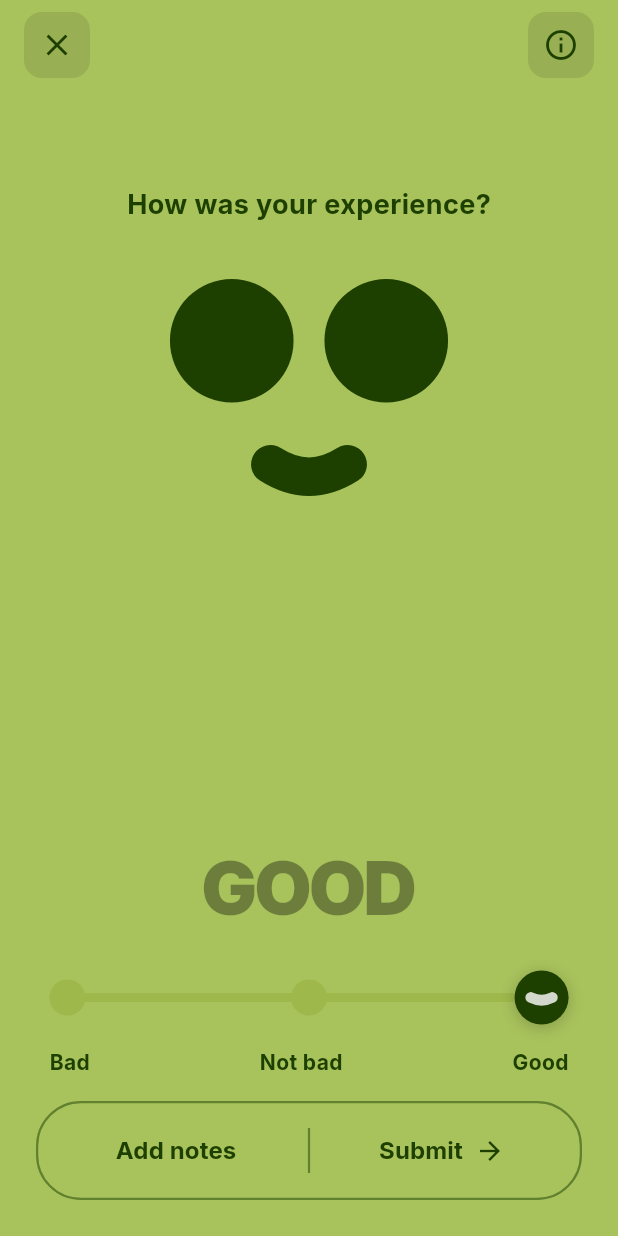
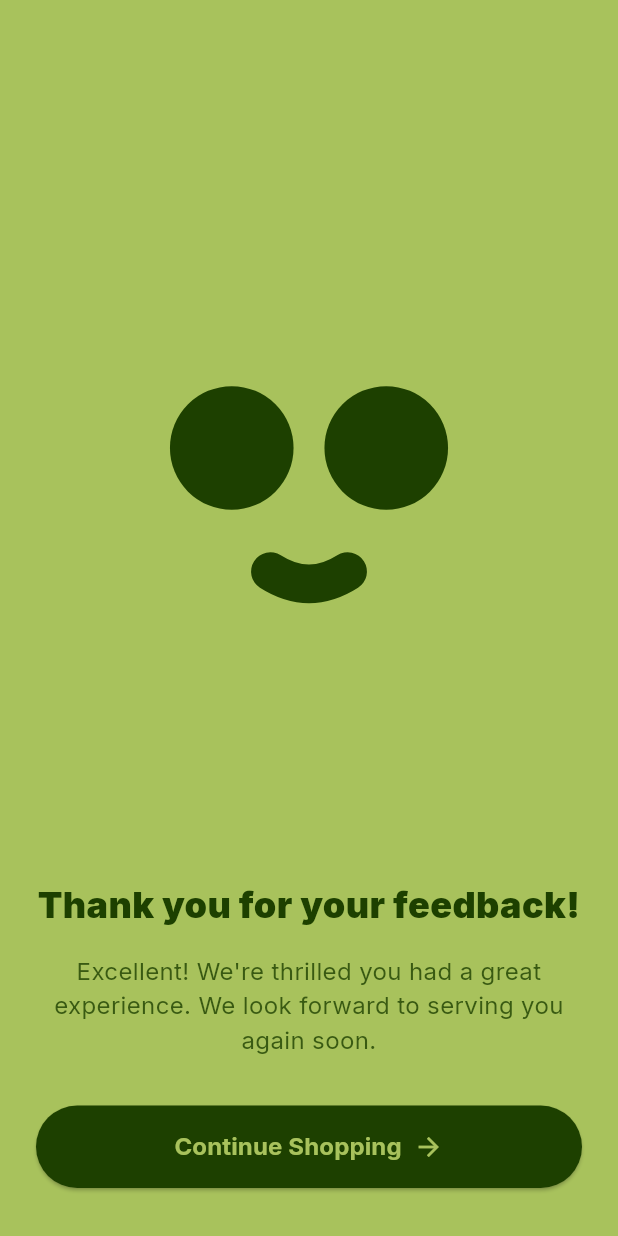
Before and after one commit to Ionic-Errrrs-Code/animated-app-rating-screen, a Flutter app: the screen it shows after launch, after a tap on "Submit", on a phone screen of 412 x 824 dp. Run offline on Flutter 3.47's test engine with Material 3 defaults, Android fonts, the phone set to English and light mode, and no system bars; drawn by our look-alikes of flutter_animate; our stand-ins replace google_fonts.

Commit message:
Add feedback messages and thank you screen for user experience ratings

```diff
--- a/lib/models/experience.dart
+++ b/lib/models/experience.dart
@@ -48,4 +48,15 @@ enum Experience {
         return 'GOOD';
     }
   }
+
+  String get feedbackMessage {
+    switch (this) {
+      case Experience.bad:
+        return "We're sorry to hear about your experience. We're constantly working to improve and appreciate your feedback.";
+      case Experience.notBad:
+        return "Thanks for your feedback! We're always looking for ways to make our service even better.";
+      case Experience.good:
+        return "Excellent! We're thrilled you had a great experience. We look forward to serving you again soon.";
+    }
+  }
 }
--- a/lib/screens/rate_experience_screen.dart
+++ b/lib/screens/rate_experience_screen.dart
@@ -1,13 +1,17 @@
+// lib/screens/rate_experience_screen.dart
+
 import 'package:flutter/material.dart';
+import 'package:flutter_animate/flutter_animate.dart';
+import 'package:google_fonts/google_fonts.dart';
 import '../models/experience.dart';
 import '../widgets/action_buttons.dart';
 import '../widgets/animated_face.dart';
 import '../widgets/animated_text_display.dart';
 import '../widgets/experience_slider.dart';
 import '../widgets/note_input_view.dart';
-import 'package:flutter_animate/flutter_animate.dart';
+import 'thank_you_screen.dart'; // Import the new screen
 
-enum ViewState { rating, note }
+enum ViewState { rating, note, submitted }
 
 class RateExperienceScreen extends StatefulWidget {
   const RateExperienceScreen({super.key});
@@ -20,6 +24,7 @@ class _RateExperienceScreenState extends State<RateExperienceScreen> {
   final ValueNotifier<double> _percentage = ValueNotifier<double>(1.0);
   ViewState _viewState = ViewState.rating;
   final FocusNode _noteFocusNode = FocusNode();
+  Experience _submittedExperience = Experience.good;
 
   @override
   void initState() {
@@ -43,11 +48,35 @@ class _RateExperienceScreenState extends State<RateExperienceScreen> {
     _noteFocusNode.requestFocus();
   }
 
+  void _submitFeedback() {
+    FocusScope.of(context).unfocus();
+    setState(() {
+      if (_percentage.value <= 0.25) {
+        _submittedExperience = Experience.bad;
+      } else if (_percentage.value <= 0.75) {
+        _submittedExperience = Experience.notBad;
+      } else {
+        _submittedExperience = Experience.good;
+      }
+      _viewState = ViewState.submitted;
+    });
+  }
+
+  void _resetScreen() {
+    setState(() {
+      _viewState = ViewState.rating;
+      _percentage.value = 1.0; // Reset to a default value
+    });
+  }
+
   @override
   Widget build(BuildContext context) {
     final screenHeight = MediaQuery.of(context).size.height;
     final screenWidth = MediaQuery.of(context).size.width;
     final isNoteView = _viewState == ViewState.note;
+    final isSubmitted = _viewState == ViewState.submitted;
+    final viewInsets = MediaQuery.of(context).viewInsets;
+    final isKeyboardVisible = viewInsets.bottom > 100;
 
     return ValueListenableBuilder<double>(
       valueListenable: _percentage,
@@ -57,7 +86,7 @@ class _RateExperienceScreenState extends State<RateExperienceScreen> {
 
         return Scaffold(
           backgroundColor: colors['background'],
-          resizeToAvoidBottomInset: true,
+          resizeToAvoidBottomInset: false, // Handle padding manually
           body: GestureDetector(
             behavior: HitTestBehavior.opaque,
             onTap: () => FocusScope.of(context).unfocus(),
@@ -67,80 +96,75 @@ class _RateExperienceScreenState extends State<RateExperienceScreen> {
               child: Stack(
                 fit: StackFit.expand,
                 children: [
-                  Positioned.fill(child: ColoredBox(color: colors['background']!)),
-                  // --- MAIN CONTENT AREA ---
-                  AnimatedPositioned(
-                    duration: const Duration(milliseconds: 400),
-                    curve: Curves.easeInOut,
-                    top: isNoteView ? screenHeight * 0.1 : screenHeight * 0.15,
-                    left: 0,
-                    right: 0,
+                  // --- MAIN CONTENT & NOTE VIEW ---
+                  Padding(
+                    padding: EdgeInsets.only(bottom: viewInsets.bottom),
                     child: Column(
                       children: [
+                        const Spacer(flex: 2),
                         Text(
-                          'How was your experience?',
-                          style: TextStyle(
+                          isSubmitted ? ' ' : 'How was your experience?', // Hide text when submitted
+                          style: GoogleFonts.inter(
                             color: darkColor,
                             fontSize: 18,
                             fontWeight: FontWeight.bold,
                           ),
                         )
-                            .animate(key: ValueKey(_viewState))
-                            .fade(begin: isNoteView ? 1.0 : 0.0, end: isNoteView ? 0.0 : 1.0, duration: 300.ms),
+                            .animate(target: isSubmitted || isNoteView ? 1 : 0)
+                            .fadeOut(duration: 250.ms),
                         const SizedBox(height: 24),
                         AnimatedFace(
                           percentage: value,
                           darkColor: darkColor,
                           faceSize: Size(screenWidth * 0.5, screenHeight * 0.2),
                         )
-                            .animate()
+                            .animate(target: isKeyboardVisible ? 1 : 0)
                             .scale(
-                              duration: 250.ms,
-                              begin: const Offset(1, 1),
-                              end: isNoteView ? const Offset(0.85, 0.85) : const Offset(1, 1),
-                            )
-                            .moveY(end: isNoteView ? -screenHeight * 0.05 : 0),
+                              end: const Offset(0.8, 0.8),
+                              duration: 300.ms,
+                              curve: Curves.easeOut,
+                            ),
+                        const SizedBox(height: 24),
                         if (isNoteView)
                           NoteInputView(
                             darkColor: darkColor,
                             focusNode: _noteFocusNode,
-                            onSubmit: () {},
+                            onSubmit: _submitFeedback,
                           )
                               .animate()
-                              .fadeIn(duration: 250.ms, curve: Curves.easeOut)
-                              .slideY(begin: 0.06, end: 0, duration: 280.ms, curve: Curves.easeOutCubic),
+                              .fadeIn(duration: 400.ms, curve: Curves.easeOut)
+                              .slideY(begin: 0.5, curve: Curves.easeOut),
+                        const Spacer(flex: 4),
                       ],
                     ),
                   ),
 
                   // --- BOTTOM AREA ---
-                  if (_viewState == ViewState.rating)
-                    Column(
-                      key: const ValueKey('rating_view'),
-                      mainAxisAlignment: MainAxisAlignment.end,
-                      children: [
-                        const AnimatedTextDisplay(percentage: 1.0)
-                            .animate()
-                            .fadeIn(duration: 200.ms)
-                            .slideY(begin: 0.05, end: 0, duration: 250.ms),
-                        const SizedBox(height: 24),
-                        ExperienceSlider(
-                          darkColor: darkColor,
-                          sliderColor: colors['slider']!,
-                          initialValue: value,
-                          onChanged: (p) => _percentage.value = p,
-                        ).animate().fadeIn(duration: 220.ms).slideY(begin: 0.05, end: 0, duration: 260.ms),
-                        const SizedBox(height: 16),
-                        ActionButtons(
-                          color: darkColor,
-                          onAddNote: _switchToNoteView,
-                          onSubmit: () {},
-                        ).animate().fadeIn(duration: 240.ms).slideY(begin: 0.04, end: 0, duration: 280.ms),
-                        const SizedBox(height: 24),
-                      ],
+                  Positioned(
+                    bottom: 0,
+                    left: 0,
+                    right: 0,
+                    child: AnimatedSwitcher(
+                        duration: 400.ms,
+                        switchInCurve: Curves.easeOutQuart,
+                        switchOutCurve: Curves.easeInQuart,
+                        transitionBuilder: (child, animation) {
+                          return FadeTransition(
+                            opacity: animation,
+                            child: SlideTransition(
+                              position: Tween<Offset>(
+                                begin: const Offset(0, 0.5),
+                                end: Offset.zero,
+                              ).animate(animation),
+                              child: child,
+                            ),
+                          );
+                        },
+                        child: _buildBottomContent(isNoteView, isSubmitted, darkColor, colors, value)),
                   ),
 
                   // --- TOP BUTTONS ---
+                  if (!isSubmitted)
                     Positioned(
                       top: 0,
                       left: 0,
@@ -157,7 +181,7 @@ class _RateExperienceScreenState extends State<RateExperienceScreen> {
                           ),
                         ),
                       ),
-                  ),
+                    ).animate().fadeIn(delay: 500.ms).slideY(begin: -1, curve: Curves.easeOut),
                 ],
               ),
             ),
@@ -165,6 +189,43 @@ class _RateExperienceScreenState extends State<RateExperienceScreen> {
         );
       },
     );
+  }
+
+  Widget _buildBottomContent(bool isNoteView, bool isSubmitted, Color darkColor, Map<String, Color> colors, double value) {
+    if (isSubmitted) {
+      return ThankYouScreen(
+        key: const ValueKey('thank_you_view'),
+        experience: _submittedExperience,
+        darkColor: darkColor,
+        onContinue: _resetScreen,
+      );
+    } else if (isNoteView) {
+      return const SizedBox(key: ValueKey('empty_bottom'));
+    } else {
+      return Column(
+        key: const ValueKey('rating_view'),
+        mainAxisAlignment: MainAxisAlignment.end,
+        children: [
+          AnimatedTextDisplay(percentage: value),
+          const SizedBox(height: 50),
+          ExperienceSlider(
+            darkColor: darkColor,
+            sliderColor: colors['slider']!,
+            initialValue: value,
+            onChanged: (p) => _percentage.value = p,
+          ),
+          const SizedBox(height: 70),
+          ActionButtons(
+            color: darkColor,
+            onAddNote: _switchToNoteView,
+            onSubmit: _submitFeedback,
+          ),
+          const SizedBox(height: 50),
+        ],
+      ).animate(onPlay: (c) => c.forward())
+          .slideY(begin: 0.8, duration: 500.ms, curve: Curves.easeOutCubic)
+          .fadeIn(duration: 500.ms, curve: Curves.easeOutCubic);
+    }
   }
 
   Map<String, Color> _getExperienceColors(double percentage) {
--- /dev/null
+++ b/lib/screens/thank_you_screen.dart
@@ -0,0 +1,72 @@
+// lib/screens/thank_you_screen.dart
+
+import 'package:flutter/material.dart';
+import 'package:flutter_animate/flutter_animate.dart';
+import 'package:google_fonts/google_fonts.dart';
+import '../models/experience.dart';
+
+class ThankYouScreen extends StatelessWidget {
+  final Experience experience;
+  final Color darkColor;
+  final VoidCallback onContinue;
+
+  const ThankYouScreen({
+    super.key,
+    required this.experience,
+    required this.darkColor,
+    required this.onContinue,
+  });
+
+  @override
+  Widget build(BuildContext context) {
+    return Padding(
+      padding: const EdgeInsets.symmetric(horizontal: 24, vertical: 32),
+      child: Column(
+        mainAxisSize: MainAxisSize.min,
+        children: [
+          Text(
+            'Thank you for your feedback!',
+            style: GoogleFonts.inter(
+              color: darkColor,
+              fontSize: 24,
+              fontWeight: FontWeight.w900, // Bolder font
+            ),
+            textAlign: TextAlign.center,
+          ),
+          const SizedBox(height: 16),
+          Text(
+            experience.feedbackMessage,
+            style: GoogleFonts.inter(
+              color: darkColor.withValues(alpha: 0.8),
+              fontSize: 16,
+            ),
+            textAlign: TextAlign.center,
+          ),
+          const SizedBox(height: 32),
+          SizedBox(
+            width: double.infinity,
+            child: ElevatedButton(
+              onPressed: onContinue,
+              style: ElevatedButton.styleFrom(
+                backgroundColor: darkColor,
+                padding: const EdgeInsets.symmetric(vertical: 16),
+                shape: RoundedRectangleBorder(borderRadius: BorderRadius.circular(30)),
+              ),
+              child: Row(
+                mainAxisAlignment: MainAxisAlignment.center,
+                children: [
+                  Text(
+                    'Continue Shopping',
+                    style: GoogleFonts.inter(fontWeight: FontWeight.bold, fontSize: 16),
+                  ),
+                  const SizedBox(width: 8),
+                  const Icon(Icons.arrow_forward, size: 20),
+                ],
+              ),
+            ),
+          ),
+        ],
+      ),
+    ).animate().slideY(begin: 0.5, duration: 400.ms, curve: Curves.easeOut).fadeIn();
+  }
+}
--- a/lib/widgets/action_buttons.dart
+++ b/lib/widgets/action_buttons.dart
@@ -15,11 +15,11 @@ class ActionButtons extends StatelessWidget {
   @override
   Widget build(BuildContext context) {
     return Container(
-      margin: const EdgeInsets.symmetric(horizontal: 24),
-      padding: const EdgeInsets.all(4),
+      margin: const EdgeInsets.symmetric(horizontal: 50),
       decoration: BoxDecoration(
+        color: Colors.black.withAlpha(25),
         borderRadius: BorderRadius.circular(30),
-        border: Border.all(color: color.withValues(alpha: 0.5), width: 1.5),
+        //  border: Border.all(color: color.withValues(alpha: 0.5), width: 1.5),
       ),
       child: Row(
         children: [
@@ -36,16 +36,11 @@ class ActionButtons extends StatelessWidget {
               ),
             ),
           ),
-          Container(
-            width: 1.5,
-            height: 30,
-            color: color.withValues(alpha: 0.5),
-          ),
           Expanded(
-            child: TextButton(
+            child: ElevatedButton(
               onPressed: onSubmit,
-              style: TextButton.styleFrom(
-                foregroundColor: color,
+              style: ElevatedButton.styleFrom(
+                backgroundColor: color,
                 padding: const EdgeInsets.symmetric(vertical: 16),
               ),
               child: const Row(
--- a/lib/widgets/animated_face.dart
+++ b/lib/widgets/animated_face.dart
@@ -98,7 +98,6 @@ class AnimatedEye extends StatelessWidget {
   }
 }
 
-
 class AnimatedMouth extends StatelessWidget {
   final double rotation;
   final Color color;
@@ -117,14 +116,16 @@ class AnimatedMouth extends StatelessWidget {
 
 class MouthPainter extends CustomPainter {
   final Color color;
-  MouthPainter({required this.color});
+  final double? strokeWidth;
+
+  MouthPainter({required this.color, this.strokeWidth});
 
   @override
   void paint(Canvas canvas, Size size) {
     final paint = Paint()
       ..color = color
       ..style = PaintingStyle.stroke
-      ..strokeWidth = size.width * 0.5
+      ..strokeWidth = strokeWidth ?? size.width * 0.5 // Use provided strokeWidth or default
       ..strokeCap = StrokeCap.round;
 
     final path = Path()
--- a/lib/widgets/experience_slider.dart
+++ b/lib/widgets/experience_slider.dart
@@ -151,14 +151,17 @@ class _AnimatedHandle extends StatelessWidget {
       decoration: BoxDecoration(
         color: color,
         shape: BoxShape.circle,
-        boxShadow: [BoxShadow(color: Colors.black.withValues(alpha: 0.2), blurRadius: 8, offset: const Offset(0, 2))],
+        boxShadow: [BoxShadow(color: Colors.black.withAlpha(51), blurRadius: 8, offset: const Offset(0, 2))],
       ),
       child: Transform.rotate(
         angle: mouthRotation,
         child: Center(
           child: CustomPaint(
             size: Size(size * 0.4, size * 0.2),
-            painter: MouthPainter(color: Colors.white.withValues(alpha: 0.8)), // Use the same painter
+            painter: MouthPainter(
+              color: Colors.white.withAlpha(204),
+              strokeWidth: (size * 0.4) * 0.25, // Thinner stroke for the handle
+            ),
           ),
         ),
       ),
--- a/lib/widgets/note_input_view.dart
+++ b/lib/widgets/note_input_view.dart
@@ -1,3 +1,5 @@
+// lib/widgets/note_input_view.dart
+
 import 'package:flutter/material.dart';
 
 class NoteInputView extends StatelessWidget {
@@ -20,7 +22,7 @@ class NoteInputView extends StatelessWidget {
         padding: const EdgeInsets.all(16),
         height: 200,
         decoration: BoxDecoration(
-          color: Colors.black.withValues(alpha: 0.1),
+          color: Colors.black.withAlpha(25), // Corrected deprecated method
           borderRadius: BorderRadius.circular(20),
         ),
         child: Column(
@@ -34,7 +36,7 @@ class NoteInputView extends StatelessWidget {
                 style: TextStyle(color: darkColor, fontSize: 16, fontWeight: FontWeight.bold),
                 decoration: InputDecoration(
                   hintText: 'Add note...',
-                  hintStyle: TextStyle(color: darkColor.withValues(alpha: 0.6), fontWeight: FontWeight.w600),
+                  hintStyle: TextStyle(color: darkColor.withAlpha(153), fontWeight: FontWeight.w600), // Corrected deprecated method
                   border: InputBorder.none,
                 ),
               ),
```
Lines whose indentation alone changed are shown as unchanged.
